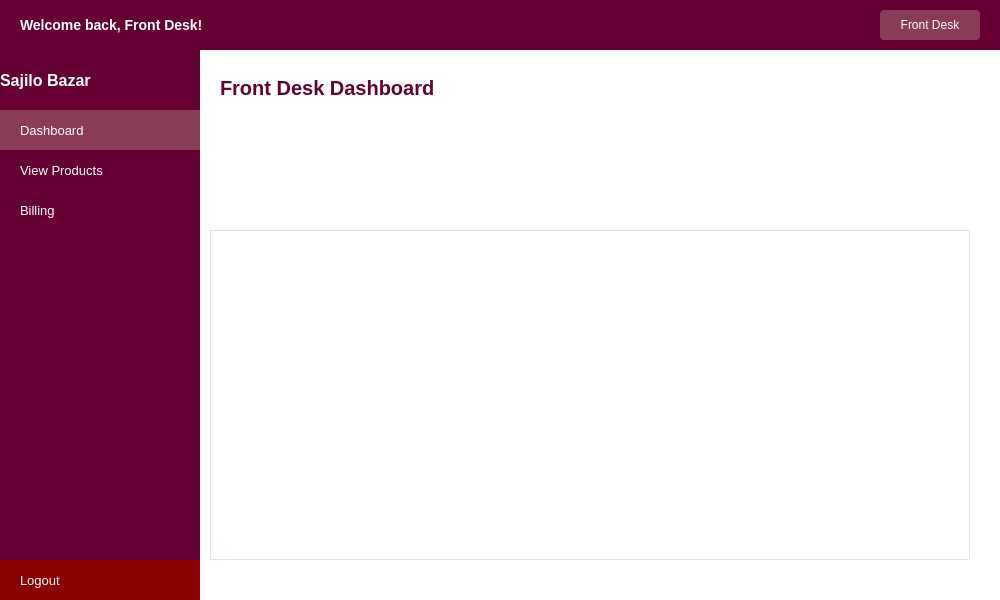
kriitikat/Sajilo-Bazarr, file ui/frontdesk.ui: the form before one commit.
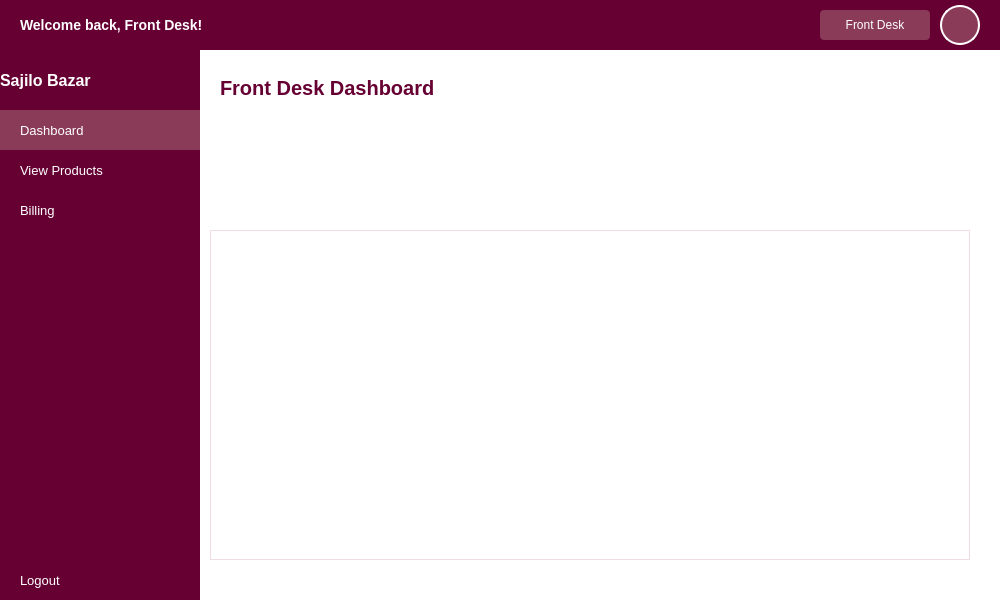
The form after the commit.

Commit message: Added profile section in frontdesk page

The edit to the form file:
```diff
--- a/ui/frontdesk.ui
+++ b/ui/frontdesk.ui
@@ -48,9 +48,9 @@
     <widget class="QPushButton" name="staffBadge">
      <property name="geometry">
       <rect>
-       <x>880</x>
+       <x>820</x>
        <y>10</y>
-       <width>100</width>
+       <width>110</width>
        <height>30</height>
       </rect>
      </property>
@@ -61,6 +61,47 @@
       <string>Front Desk</string>
      </property>
     </widget>
+    <widget class="QPushButton" name="btnProfile">
+     <property name="geometry">
+      <rect>
+       <x>940</x>
+       <y>5</y>
+       <width>40</width>
+       <height>40</height>
+      </rect>
+     </property>
+     <property name="cursor">
+      <cursorShape>PointingHandCursor</cursorShape>
+     </property>
+     <property name="toolTip">
+      <string>View profile</string>
+     </property>
+     <property name="styleSheet">
+      <string notr="true">
+QPushButton {
+border: 2px solid #ffffff;
+border-radius: 20px;
+background-color: #8a3b57;
+}
+
+QPushButton:hover {
+border: 2px solid #C9A227;
+}
+      </string>
+     </property>
+     <property name="text">
+      <string/>
+     </property>
+     <property name="iconSize">
+      <size>
+       <width>36</width>
+       <height>36</height>
+      </size>
+     </property>
+     <property name="flat">
+      <bool>true</bool>
+     </property>
+    </widget>
    </widget>
    <widget class="QFrame" name="sidebarFrame">
     <property name="geometry">
@@ -148,7 +189,7 @@
       </rect>
      </property>
      <property name="styleSheet">
-      <string notr="true">QPushButton { background-color: #8B0000; color: white; border: none; text-align: left; padding-left: 20px; font-size: 13px; } QPushButton:hover { background-color: #660000; }</string>
+      <string notr="true">QPushButton { background-color: #660033; color: white; border: none; text-align: left; padding-left: 20px; font-size: 13px; } QPushButton:hover { background-color: #4d0026; } QPushButton:pressed { background-color: #38001b; }</string>
      </property>
      <property name="text">
       <string>Logout</string>
```
The commit also changes 8 other files.
